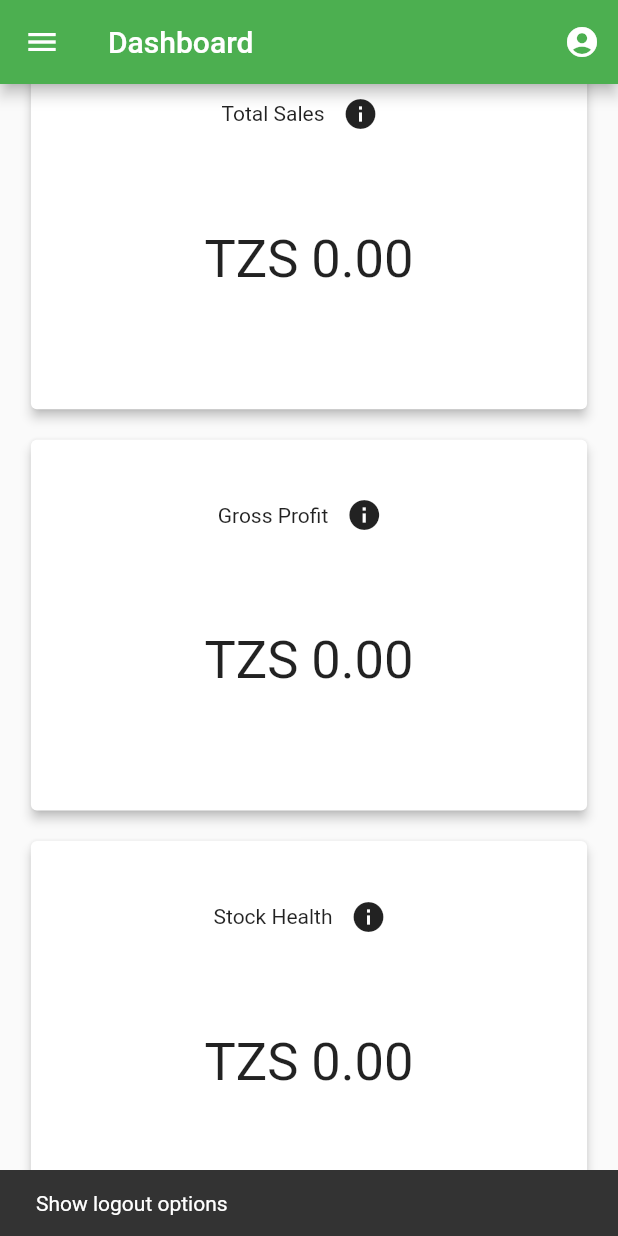
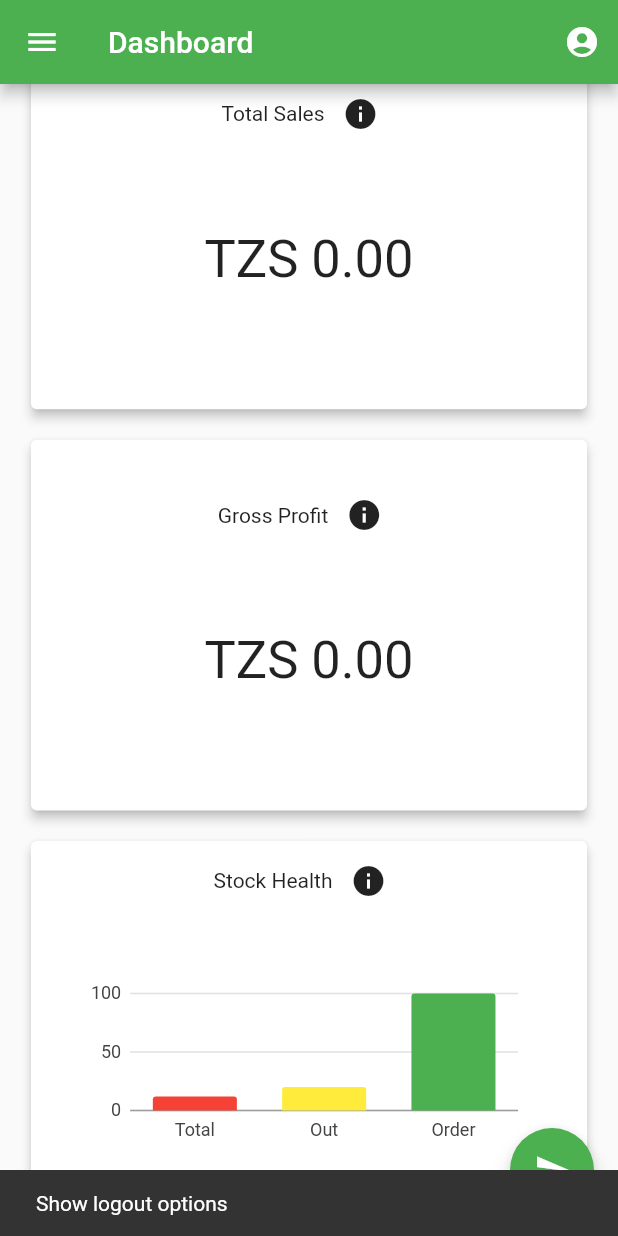
Before and after one commit to NEDA-LABS/Data-Fisha, a Flutter app: the screen it shows after launch, scrolled down 302 dp, after a tap on the "account circle" icon, on a phone screen of 412 x 824 dp. Run offline on Flutter 3.47's test engine with Material 2 defaults, Android fonts, the phone set to English and light mode, and no system bars; our stand-ins replace charts_flutter.

```diff
--- a/lib/main.dart
+++ b/lib/main.dart
@@ -1,20 +1,37 @@
 import 'package:flutter/material.dart';
 import 'modules/dashboard/dashboardView.dart';
 import 'configurations.dart';
+import 'package:provider/provider.dart';
+import 'providers/shop_detail_change_notifier.dart';
+import 'models/shop.dart';
 
-void main() => runApp(SmartStockApp());
+void main() {
+  runApp(MultiProvider(
+    providers: [
+      ChangeNotifierProvider<ShopDetailsChangeNotifier>(
+        create: (_) => ShopDetailsChangeNotifier(),
+      )
+    ],
+    child: SmartStockApp(),
+  ));
+}
 
 class SmartStockApp extends StatelessWidget {
   // This widget is the root of your application.
   @override
-  Widget build(BuildContext context) {
-    return MaterialApp(
-      title: 'SmartStock App',
-      theme: ThemeData(
-        primarySwatch: Config.primaryColor,
-      ),
-      home: Scaffold(body: DashBoardView(),
-          ),
-    );
+  Widget build(BuildContext context) { // set the shop for the application - should be set after profile selection
+      return MaterialApp(
+        title: 'SmartStock App',
+        theme: ThemeData(
+          primarySwatch: Config.primaryColor,
+        ),
+        home: Scaffold(
+          body: Consumer<ShopDetailsChangeNotifier>(
+        builder: (context, shopDetailsChangeNotifier, child) {
+          shopDetailsChangeNotifier.addShop(newShop: Shop(name: "Fish Genge"));
+          return DashBoardView();
+        }),
+      ));
   }
+
 }
--- a/lib/modules/dashboard/current_shop.dart
+++ b/lib/modules/dashboard/current_shop.dart
@@ -27,7 +27,7 @@ class _CurrentShopState extends State<CurrentShop> {
                           size: 100,
                         ),
                         Text(
-                          "Fish Genge",
+                          shop.name,
                           textScaleFactor: 2.5,
                         ),
                         Spacer(flex: 1,),
--- a/lib/modules/dashboard/dashboardView.dart
+++ b/lib/modules/dashboard/dashboardView.dart
@@ -5,6 +5,8 @@ import 'package:smartstock_flutter_mobile/models/shop.dart';
 import 'sales_performance.dart';
 import 'gross_profit_performance.dart';
 import 'stock_health.dart';
+import 'package:provider/provider.dart';
+import 'package:smartstock_flutter_mobile/providers/shop_detail_change_notifier.dart';
 
 class DashBoardView extends StatefulWidget {
   DashBoardView({Key key}) : super(key: key);
@@ -16,7 +18,15 @@ class DashBoardView extends StatefulWidget {
 class _DashBoardViewState extends State<DashBoardView> {
   @override
   Widget build(BuildContext context) {
-    return Scaffold(
+        return Consumer<ShopDetailsChangeNotifier>(
+      builder: (context, shopDetailChangeNotifier, child) {
+        return Scaffold(
+          floatingActionButton: FloatingActionButton(
+            child: Icon(Icons.send),
+            onPressed: (){
+              shopDetailChangeNotifier.addShop(newShop: new Shop(name: "Joshua Shop"));
+            },
+          ),
         appBar: AppBar(
           title: Text("Dashboard"),
           actions: <Widget>[
@@ -31,17 +41,21 @@ class _DashBoardViewState extends State<DashBoardView> {
           ],
         ),
         drawer: DrawerPage(),
-        body: SafeArea(
+        body:  SafeArea(
           child: Center(
             child: ListView(
               children: <Widget>[
-                CurrentShop(shop: Shop(name: "Fish Genge")),
-                SalesPerformance(shop: Shop(name: "Fish Genge")),
-                GrossProfitPerformance(shop: Shop(name: "Fish Genge")),
-                StockHealth(shop: Shop(name: "Fish Genge"))
+                CurrentShop(shop: shopDetailChangeNotifier.shop),
+                SalesPerformance(shop: shopDetailChangeNotifier.shop),
+                GrossProfitPerformance(shop: shopDetailChangeNotifier.shop),
+                StockHealth(shop: shopDetailChangeNotifier.shop)
               ],
             ),
           ),
         ));
+      },
+    );
+
+
   }
 }
--- a/lib/modules/dashboard/stock_health.dart
+++ b/lib/modules/dashboard/stock_health.dart
@@ -1,7 +1,7 @@
 import 'package:flutter/material.dart';
 import 'package:smartstock_flutter_mobile/models/shop.dart';
 import 'package:smartstock_flutter_mobile/shared/card_view.dart';
-import 'package:charts_flutter/flutter.dart';
+import 'package:charts_flutter/flutter.dart' as charts;
 
 class StockHealth extends StatefulWidget {
   final Shop shop;
@@ -13,6 +13,27 @@ class StockHealth extends StatefulWidget {
 
 class _StockHealthState extends State<StockHealth> {
   final Shop shop;
+
+  static var data = [
+    new StockPerOutlet('Total', 12, Colors.red),
+    new StockPerOutlet('Out', 20, Colors.yellow),
+    new StockPerOutlet('Order', 100, Colors.green),
+  ];
+
+   static var series = [
+    new charts.Series(
+      id: 'StockPerOutlet',
+      domainFn: (StockPerOutlet stockData, _) => stockData.outlet,
+      measureFn: (StockPerOutlet stockData, _) => stockData.stockQuantity,
+      colorFn: (StockPerOutlet stockData, _) => stockData.color,
+      data: data,
+    ),
+  ];
+
+  var chart = new charts.BarChart(
+    series,
+    animate: true,
+  );
 
   _StockHealthState({this.shop});
   @override
@@ -38,9 +59,13 @@ class _StockHealthState extends State<StockHealth> {
       Spacer(
         flex: 2,
       ),
-      Text(
-        "TZS 0.00",
-        textScaleFactor: 2.5,
+      Padding(
+        padding: new EdgeInsets.all(32.0),
+        child: new SizedBox(
+          height: 120,
+          width: MediaQuery.of(context).size.width,
+          child: chart,
+        ),
       ),
       Spacer(
         flex: 3,
@@ -48,3 +73,13 @@ class _StockHealthState extends State<StockHealth> {
     ]);
   }
 }
+
+class StockPerOutlet {
+  final String outlet;
+  final int stockQuantity;
+  final charts.Color color;
+
+  StockPerOutlet(this.outlet, this.stockQuantity, Color color)
+      : this.color = new charts.Color(
+            r: color.red, g: color.green, b: color.blue, a: color.alpha);
+}
--- /dev/null
+++ b/lib/providers/shop_detail_change_notifier.dart
@@ -0,0 +1,18 @@
+import 'package:smartstock_flutter_mobile/models/shop.dart';
+import 'package:flutter/foundation.dart';
+
+class ShopDetailsChangeNotifier extends ChangeNotifier{
+  Shop _shop;
+
+  ShopDetailsChangeNotifier();
+
+  Shop get shop => _shop;
+
+  void addShop({Shop newShop}){
+    if(newShop != null){
+      this._shop = newShop;
+      notifyListeners();
+    }
+  }
+
+}
--- a/pubspec.yaml
+++ b/pubspec.yaml
@@ -20,6 +20,7 @@ dependencies:
   flutter:
     sdk: flutter
   charts_flutter: ^0.9.0
+  provider: ^4.0.0
 
   # The following adds the Cupertino Icons font to your application.
   # Use with the CupertinoIcons class for iOS style icons.
```
Also changed, not shown: pubspec.lock, 1 other file.
